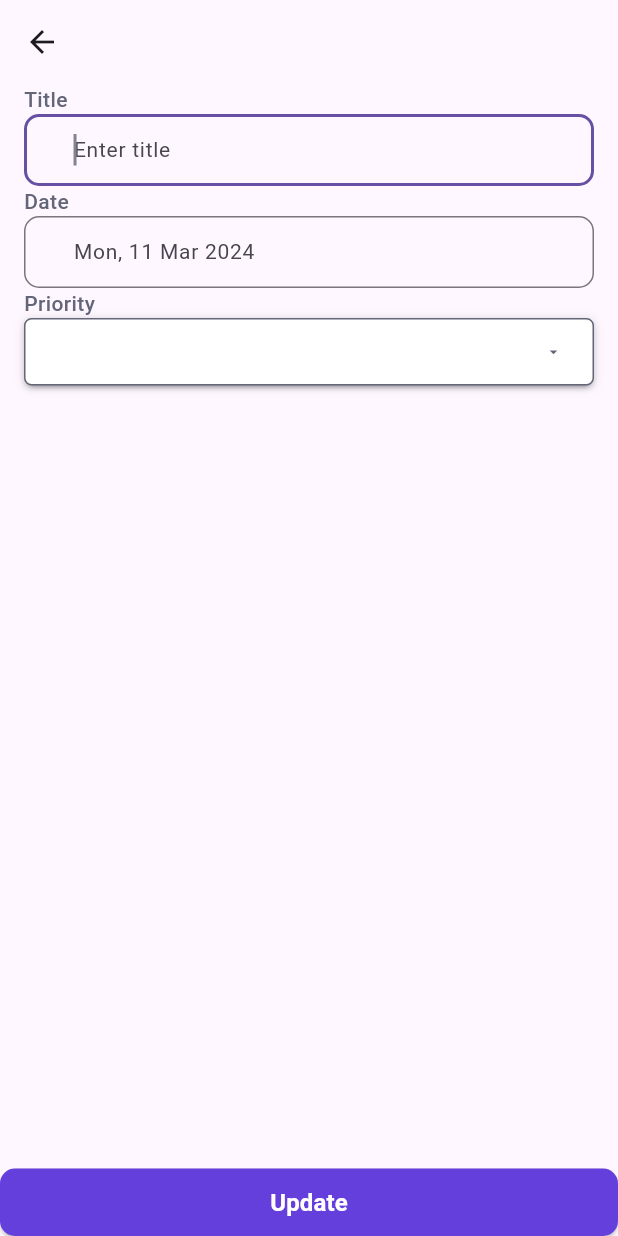
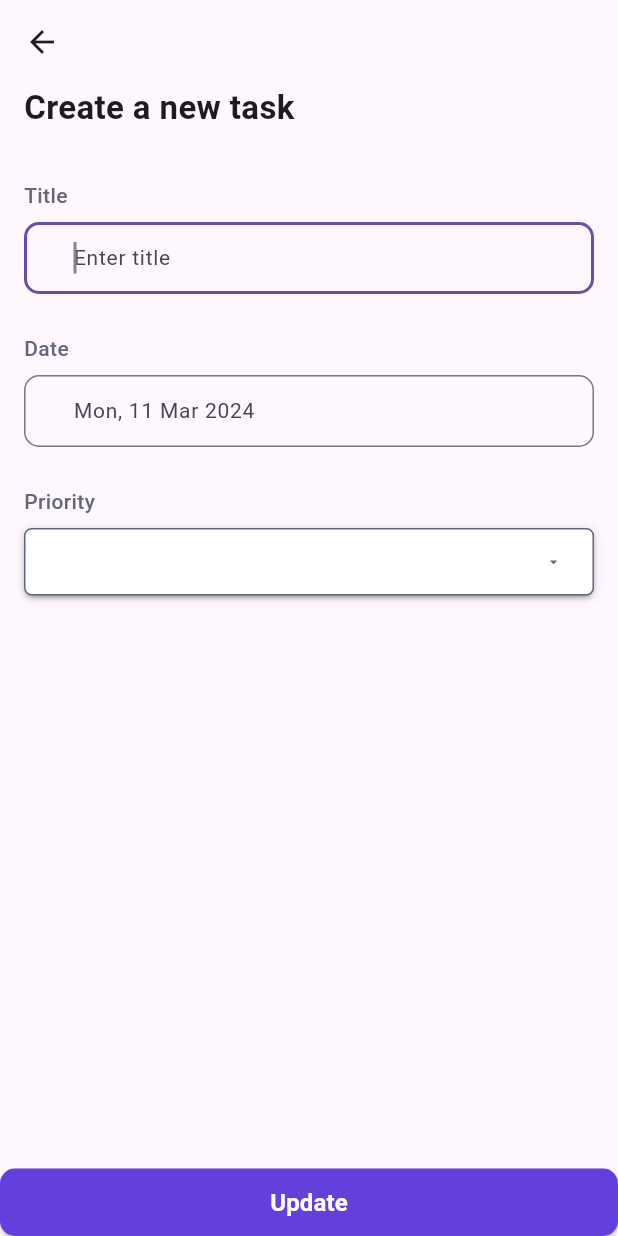
Before and after one commit to Madhushani-29/To-Do-App, a Flutter app: the TodoUpdateScreen screen opened directly, on a phone screen of 412 x 824 dp. Run offline on Flutter 3.47's test engine with Material 3 defaults, Android fonts, the phone set to English and light mode, and no system bars; drawn by our look-alikes of dropdown_button2; our stand-ins replace bloc, buttons_tabbar, cloud_firestore, dartz, equatable, firebase_core and 4 more; accounts and stored records are empty.

Commit message:
styles added

```diff
--- a/lib/src/task/presentation/screens/update_todo_screen.dart
+++ b/lib/src/task/presentation/screens/update_todo_screen.dart
@@ -79,6 +79,9 @@ class _TodoUpdateScreenState extends State<TodoUpdateScreen> {
         child: ListView(
           padding: const EdgeInsets.symmetric(horizontal: 16),
           children: [
+            const Text("Create a new task",
+                style: TextStyle(fontSize: 22, fontWeight: FontWeight.w700)),
+            const SizedBox(height: 33),
             Form(
               key: _formKey,
               child: Column(
@@ -91,6 +94,7 @@ class _TodoUpdateScreenState extends State<TodoUpdateScreen> {
                         fontSize: 14,
                         fontWeight: FontWeight.w500),
                   ),
+                  const SizedBox(height: 8),
                   TextFormField(
                     initialValue: widget.title,
                     autovalidateMode: AutovalidateMode.always,
@@ -114,6 +118,7 @@ class _TodoUpdateScreenState extends State<TodoUpdateScreen> {
                       });
                     },
                   ),
+                  const SizedBox(height: 26),
                   const Text(
                     AppStrings.dateLabel,
                     style: TextStyle(
@@ -121,6 +126,7 @@ class _TodoUpdateScreenState extends State<TodoUpdateScreen> {
                         fontSize: 14,
                         fontWeight: FontWeight.w500),
                   ),
+                  const SizedBox(height: 8),
                   TextFormField(
                     initialValue: widget.date,
                     autovalidateMode: AutovalidateMode.always,
@@ -144,6 +150,7 @@ class _TodoUpdateScreenState extends State<TodoUpdateScreen> {
                       });
                     },
                   ),
+                  const SizedBox(height: 26),
                   const Text(
                     AppStrings.priorityLabel,
                     style: TextStyle(
@@ -151,6 +158,7 @@ class _TodoUpdateScreenState extends State<TodoUpdateScreen> {
                         fontSize: 14,
                         fontWeight: FontWeight.w500),
                   ),
+                  const SizedBox(height: 8),
                   DropdownButtonHideUnderline(
                     child: DropdownButton2<String>(
                       isExpanded: true,
```
Also changed, not shown: lib/src/task/presentation/screens/add_todo_screen.dart (+8 -0 lines).
